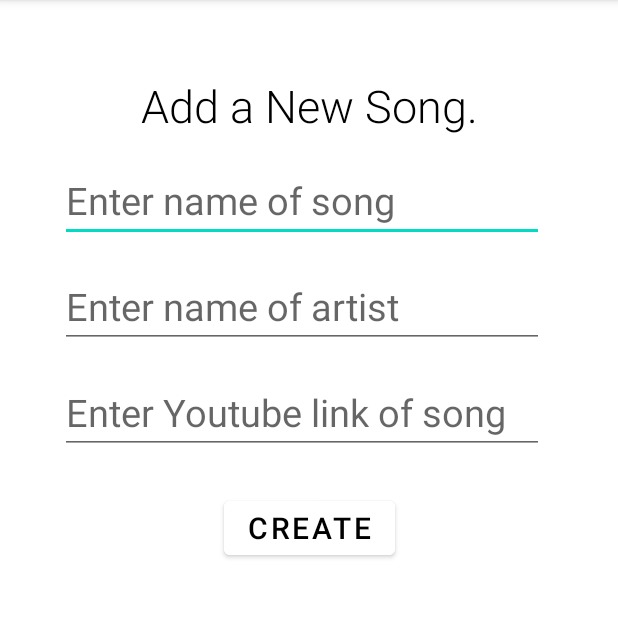
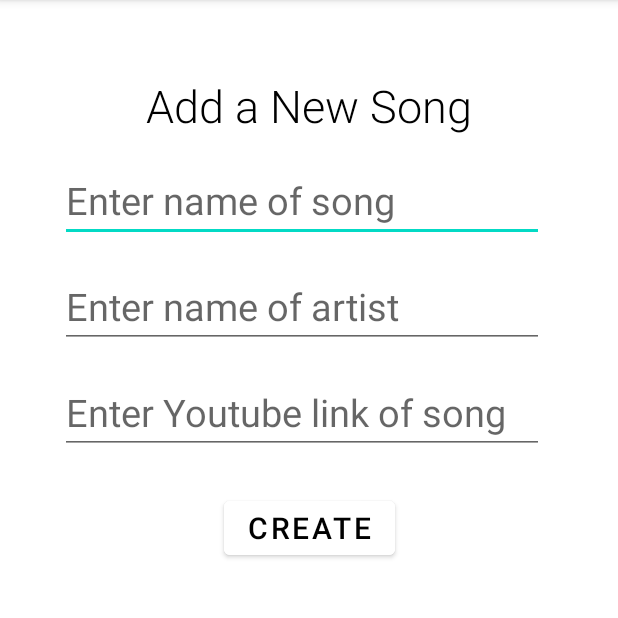
Before and after one commit to zaedaamrin/HackChallenge2021, an Android app: the SongDetailsActivity screen opened directly, with no data from a screen before it, on a phone screen of 412 x 824 dp, the part 84-702 px from its top. Run offline under Robolectric (Android 15) with nearby library versions, the light colour scheme and no system bars; 3 statements that could not run were skipped.

Commit message:
Fixed bug with new song wrong list

```diff
--- a/Musify/app/src/main/java/com/example/musify/SongDetailsActivity.kt
+++ b/Musify/app/src/main/java/com/example/musify/SongDetailsActivity.kt
@@ -24,13 +24,14 @@ class SongDetailsActivity : AppCompatActivity() {
         artistInput = findViewById(R.id.getArtistName)
         urlInput = findViewById(R.id.getUrl)
 
-        setReturnButton(name, size)
+        setReturnButton(name, size, playlistPosition)
     }
 
-    private fun setReturnButton(n: String, s: Int) {
+    private fun setReturnButton(n: String, s: Int, p: Int) {
         returnButton = findViewById(R.id.buttonToPlaylist)
         returnButton.setOnClickListener {
             val intent = Intent(this, PlaylistSongsActivity::class.java).apply {
+                putExtra("position", p)
                 putExtra("name", n)
                 putExtra("size", s+1)
                 putExtra("songName", nameInput.text.toString())
--- a/Musify/app/src/main/res/drawable/less_round_corners.xml
+++ b/Musify/app/src/main/res/drawable/less_round_corners.xml
@@ -1,5 +1,5 @@
 <?xml version="1.0" encoding="utf-8"?>
 <shape xmlns:android="http://schemas.android.com/apk/res/android">
-    <corners android:radius="12dp" />
+    <corners android:radius="11dp" />
     <solid android:color="@color/pale_red" />
 </shape>
--- a/Musify/app/src/main/res/layout/activity_main.xml
+++ b/Musify/app/src/main/res/layout/activity_main.xml
@@ -10,7 +10,7 @@
         android:id="@+id/header"
         android:layout_width="wrap_content"
         android:layout_height="50dp"
-        android:layout_marginTop="30dp"
+        android:layout_marginTop="25dp"
         android:layout_marginStart="20dp"
         android:text="@string/playlist_page"
         android:textColor="@color/black"
--- a/Musify/app/src/main/res/values/colors.xml
+++ b/Musify/app/src/main/res/values/colors.xml
@@ -7,7 +7,7 @@
     <color name="teal_700">#FF018786</color>
     <color name="black">#FF000000</color>
     <color name="white">#FFFFFFFF</color>
-    <color name="dark_red">#ab2936</color>
+    <color name="dark_red">#c22b3a</color>
     <color name="red">#c93443</color>
     <color name="light_red">#e04353</color>
     <color name="pale_red">#fff0f2</color>
--- a/Musify/app/src/main/res/values/strings.xml
+++ b/Musify/app/src/main/res/values/strings.xml
@@ -13,7 +13,7 @@
     <string name="make_new_playlist_note">Give your playlist a name.</string>
     <string name="playlist_page">My Playlists</string>
     <string name="instruction_new_song">Enter Youtube link of song.</string>
-    <string name="instruction_new_song1">Add a New Song.</string>
+    <string name="instruction_new_song1">Add a New Song</string>
     <string name="new_song_name">Enter name of song</string>
     <string name="new_song_artist">Enter name of artist</string>
     <string name="new_song_url">Enter Youtube link of song</string>
```
Also changed, not shown: Musify/app/src/main/java/com/example/musify/MainActivity.kt (+1 -7 lines), Musify/app/src/main/java/com/example/musify/PlaylistAdapter.kt (+3 -4 lines), Musify/app/src/main/res/layout/activity_playlist_songs.xml (+6 -3 lines).
